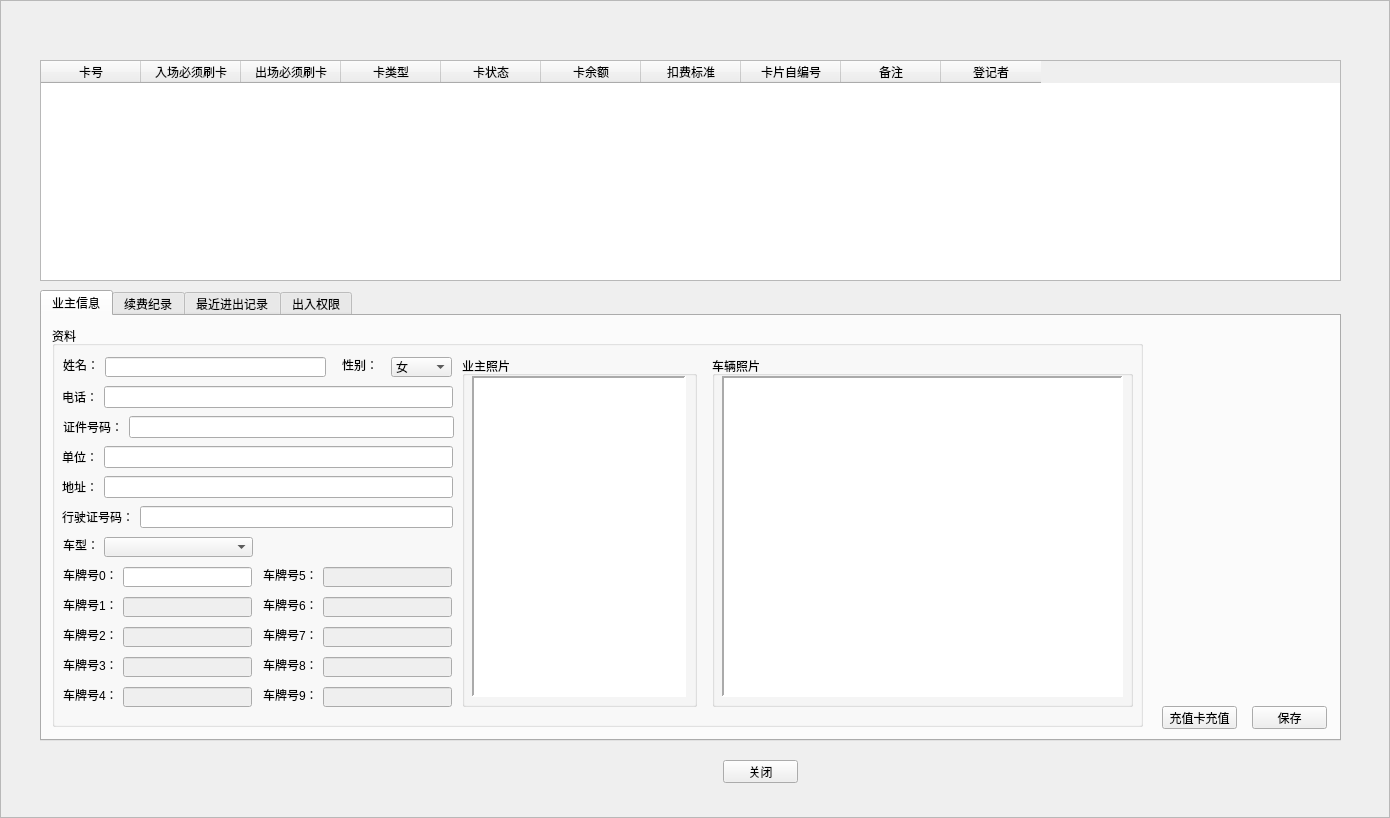
Qt form UIWnd/newvaluecard.ui (Anne081031/WinParkUI) before a commit.
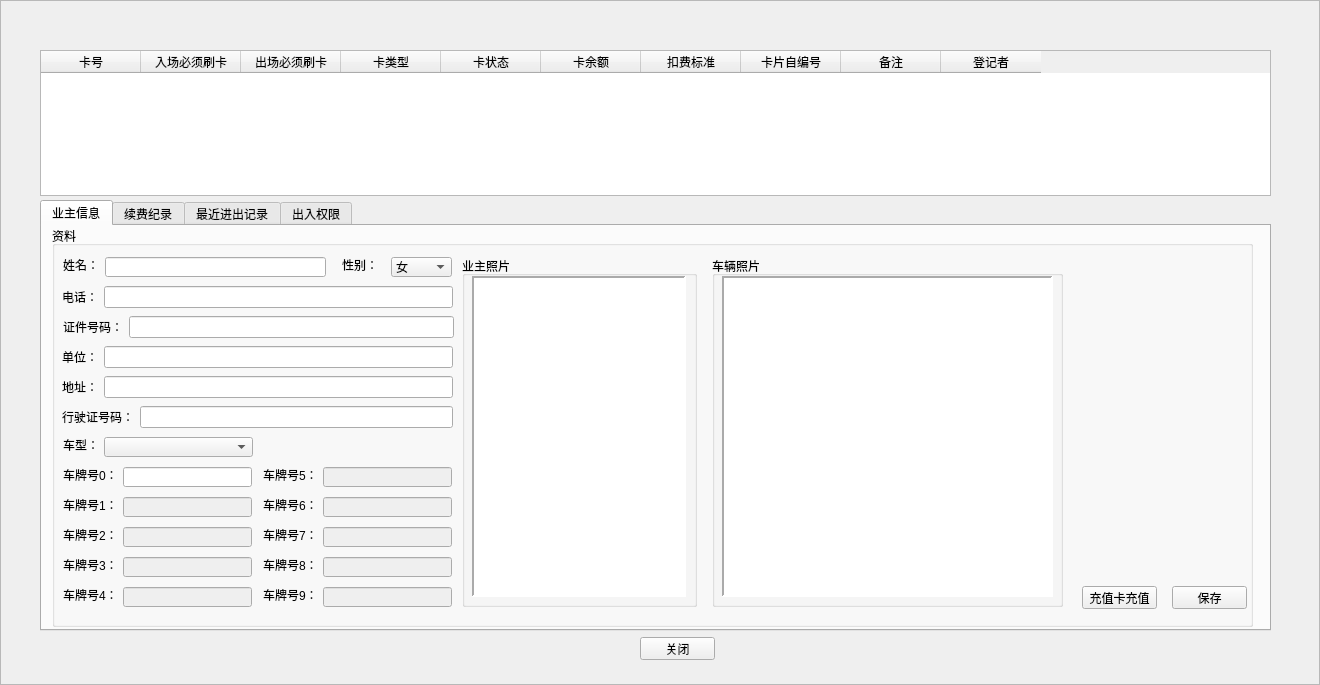
The same form after that commit. Icons and pictures are not drawn.

The edit to the form file:
```diff
--- a/UIWnd/newvaluecard.ui
+++ b/UIWnd/newvaluecard.ui
@@ -6,8 +6,8 @@
    <rect>
     <x>0</x>
     <y>0</y>
-    <width>1390</width>
-    <height>818</height>
+    <width>1320</width>
+    <height>685</height>
    </rect>
   </property>
   <property name="windowTitle">
@@ -26,9 +26,9 @@
    <property name="geometry">
     <rect>
      <x>40</x>
-     <y>60</y>
-     <width>1301</width>
-     <height>731</height>
+     <y>50</y>
+     <width>1231</width>
+     <height>611</height>
     </rect>
    </property>
    <property name="styleSheet">
@@ -39,8 +39,8 @@
      <rect>
       <x>0</x>
       <y>0</y>
-      <width>1301</width>
-      <height>221</height>
+      <width>1231</width>
+      <height>146</height>
      </rect>
     </property>
     <property name="contextMenuPolicy">
@@ -104,9 +104,9 @@
     <property name="geometry">
      <rect>
       <x>0</x>
-      <y>230</y>
-      <width>1301</width>
-      <height>451</height>
+      <y>150</y>
+      <width>1231</width>
+      <height>431</height>
      </rect>
     </property>
     <property name="styleSheet">
@@ -119,44 +119,12 @@
      <attribute name="title">
       <string>业主信息</string>
      </attribute>
-     <widget class="QPushButton" name="btnValueRecharge">
-      <property name="geometry">
-       <rect>
-        <x>1120</x>
-        <y>390</y>
-        <width>75</width>
-        <height>23</height>
-       </rect>
-      </property>
-      <property name="styleSheet">
-       <string notr="true">background-image:url(none);</string>
-      </property>
-      <property name="text">
-       <string>充值卡充值</string>
-      </property>
-     </widget>
-     <widget class="QPushButton" name="btnValueSave">
-      <property name="geometry">
-       <rect>
-        <x>1210</x>
-        <y>390</y>
-        <width>75</width>
-        <height>23</height>
-       </rect>
-      </property>
-      <property name="styleSheet">
-       <string notr="true">background-image:url(none);</string>
-      </property>
-      <property name="text">
-       <string>保存</string>
-      </property>
-     </widget>
      <widget class="QGroupBox" name="gbOwner">
       <property name="geometry">
        <rect>
         <x>10</x>
-        <y>10</y>
-        <width>1091</width>
+        <y>0</y>
+        <width>1201</width>
         <height>401</height>
        </rect>
       </property>
@@ -275,7 +243,7 @@
         <rect>
          <x>660</x>
          <y>30</y>
-         <width>421</width>
+         <width>351</width>
          <height>351</height>
         </rect>
        </property>
@@ -287,7 +255,7 @@
          <rect>
           <x>10</x>
           <y>20</y>
-          <width>401</width>
+          <width>331</width>
           <height>321</height>
          </rect>
         </property>
@@ -717,6 +685,38 @@
         </rect>
        </property>
       </widget>
+      <widget class="QPushButton" name="btnValueSave">
+       <property name="geometry">
+        <rect>
+         <x>1120</x>
+         <y>360</y>
+         <width>75</width>
+         <height>23</height>
+        </rect>
+       </property>
+       <property name="styleSheet">
+        <string notr="true">background-image:url(none);</string>
+       </property>
+       <property name="text">
+        <string>保存</string>
+       </property>
+      </widget>
+      <widget class="QPushButton" name="btnValueRecharge">
+       <property name="geometry">
+        <rect>
+         <x>1030</x>
+         <y>360</y>
+         <width>75</width>
+         <height>23</height>
+        </rect>
+       </property>
+       <property name="styleSheet">
+        <string notr="true">background-image:url(none);</string>
+       </property>
+       <property name="text">
+        <string>充值卡充值</string>
+       </property>
+      </widget>
      </widget>
     </widget>
     <widget class="QWidget" name="tab_2">
@@ -1044,8 +1044,8 @@
    <widget class="QPushButton" name="btnMinimalize">
     <property name="geometry">
      <rect>
-      <x>683</x>
-      <y>700</y>
+      <x>600</x>
+      <y>587</y>
       <width>75</width>
       <height>23</height>
      </rect>
@@ -1084,8 +1084,8 @@
   <widget class="QLabel" name="lblClose">
    <property name="geometry">
     <rect>
-     <x>1351</x>
-     <y>7</y>
+     <x>1280</x>
+     <y>4</y>
      <width>30</width>
      <height>15</height>
     </rect>
```
Left out of the diff: 46 changed lines with no effect on the pictures.
